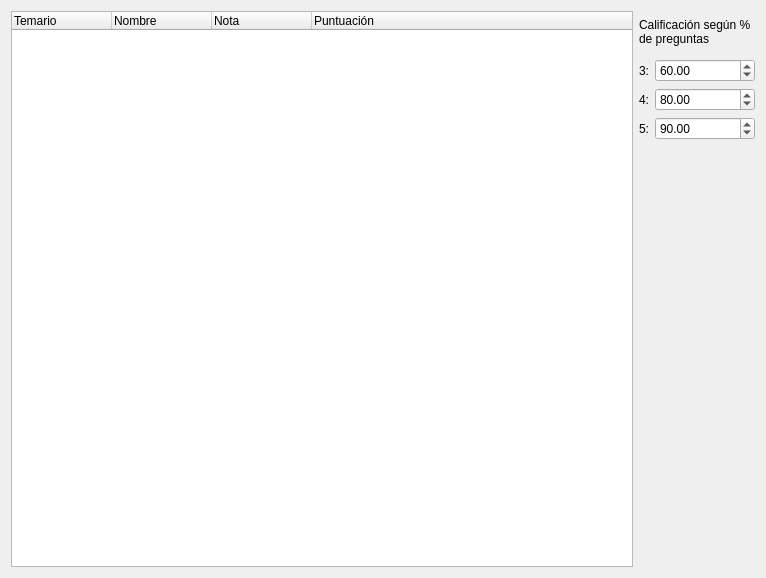
Above: qtui/ui/page5_results.ui from matcom/autoexam before the change. Below: the same form after it.
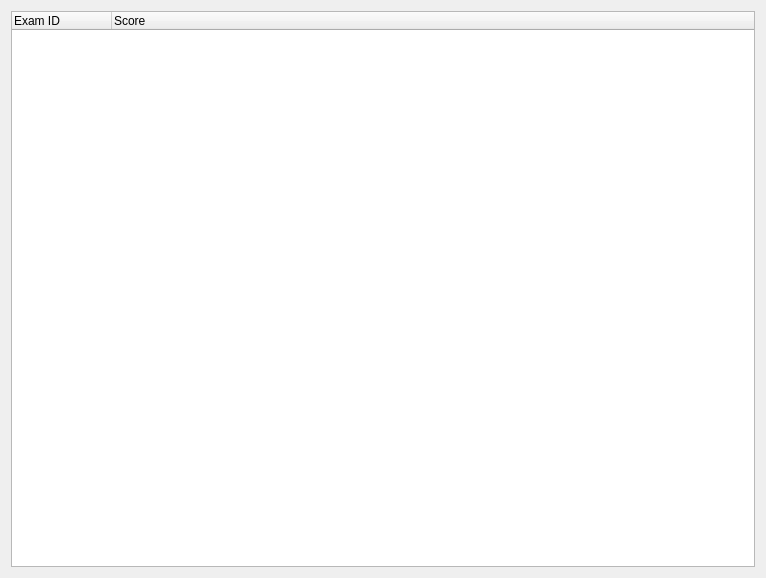
That is the form after the change.

What changed in the file:
```diff
--- a/qtui/ui/page5_results.ui
+++ b/qtui/ui/page5_results.ui
@@ -18,158 +18,16 @@
     <widget class="QTreeWidget" name="treeWidget">
      <column>
       <property name="text">
-       <string>Temario</string>
+       <string>Exam ID</string>
       </property>
      </column>
      <column>
       <property name="text">
-       <string>Nombre</string>
-      </property>
-     </column>
-     <column>
-      <property name="text">
-       <string>Nota</string>
-      </property>
-     </column>
-     <column>
-      <property name="text">
-       <string>Puntuación</string>
+       <string>Score</string>
       </property>
      </column>
     </widget>
    </item>
-   <item row="0" column="1">
-    <layout class="QVBoxLayout" name="verticalLayout">
-     <item>
-      <widget class="QLabel" name="label_2">
-       <property name="sizePolicy">
-        <sizepolicy hsizetype="Preferred" vsizetype="Fixed">
-         <horstretch>0</horstretch>
-         <verstretch>0</verstretch>
-        </sizepolicy>
-       </property>
-       <property name="layoutDirection">
-        <enum>Qt::LeftToRight</enum>
-       </property>
-       <property name="text">
-        <string>Calificación según % de preguntas correctas:</string>
-       </property>
-       <property name="textFormat">
-        <enum>Qt::AutoText</enum>
-       </property>
-       <property name="scaledContents">
-        <bool>false</bool>
-       </property>
-       <property name="wordWrap">
-        <bool>true</bool>
-       </property>
-      </widget>
-     </item>
-     <item>
-      <layout class="QHBoxLayout" name="horizontalLayout_3">
-       <item>
-        <widget class="QLabel" name="label_3">
-         <property name="sizePolicy">
-          <sizepolicy hsizetype="Fixed" vsizetype="Preferred">
-           <horstretch>0</horstretch>
-           <verstretch>0</verstretch>
-          </sizepolicy>
-         </property>
-         <property name="text">
-          <string>3:</string>
-         </property>
-        </widget>
-       </item>
-       <item>
-        <widget class="QDoubleSpinBox" name="doubleSpinBox">
-         <property name="maximumSize">
-          <size>
-           <width>100</width>
-           <height>16777215</height>
-          </size>
-         </property>
-         <property name="value">
-          <double>60.000000000000000</double>
-         </property>
-        </widget>
-       </item>
-      </layout>
-     </item>
-     <item>
-      <layout class="QHBoxLayout" name="horizontalLayout_2">
-       <item>
-        <widget class="QLabel" name="label_4">
-         <property name="sizePolicy">
-          <sizepolicy hsizetype="Fixed" vsizetype="Preferred">
-           <horstretch>0</horstretch>
-           <verstretch>0</verstretch>
-          </sizepolicy>
-         </property>
-         <property name="text">
-          <string>4:</string>
-         </property>
-        </widget>
-       </item>
-       <item>
-        <widget class="QDoubleSpinBox" name="doubleSpinBox_2">
-         <property name="maximumSize">
-          <size>
-           <width>100</width>
-           <height>16777215</height>
-          </size>
-         </property>
-         <property name="value">
-          <double>80.000000000000000</double>
-         </property>
-        </widget>
-       </item>
-      </layout>
-     </item>
-     <item>
-      <layout class="QHBoxLayout" name="horizontalLayout">
-       <item>
-        <widget class="QLabel" name="label_5">
-         <property name="sizePolicy">
-          <sizepolicy hsizetype="Fixed" vsizetype="Preferred">
-           <horstretch>0</horstretch>
-           <verstretch>0</verstretch>
-          </sizepolicy>
-         </property>
-         <property name="text">
-          <string>5:</string>
-         </property>
-        </widget>
-       </item>
-       <item>
-        <widget class="QDoubleSpinBox" name="doubleSpinBox_3">
-         <property name="maximumSize">
-          <size>
-           <width>100</width>
-           <height>16777215</height>
-          </size>
-         </property>
-         <property name="value">
-          <double>90.000000000000000</double>
-         </property>
-        </widget>
-       </item>
-      </layout>
-     </item>
-    </layout>
-   </item>
-   <item row="1" column="1">
-    <spacer name="verticalSpacer">
-     <property name="orientation">
-      <enum>Qt::Vertical</enum>
-     </property>
-     <property name="sizeHint" stdset="0">
-      <size>
-       <width>108</width>
-       <height>421</height>
-      </size>
-     </property>
-    </spacer>
-   </item>
   </layout>
  </widget>
  <resources/>
```
